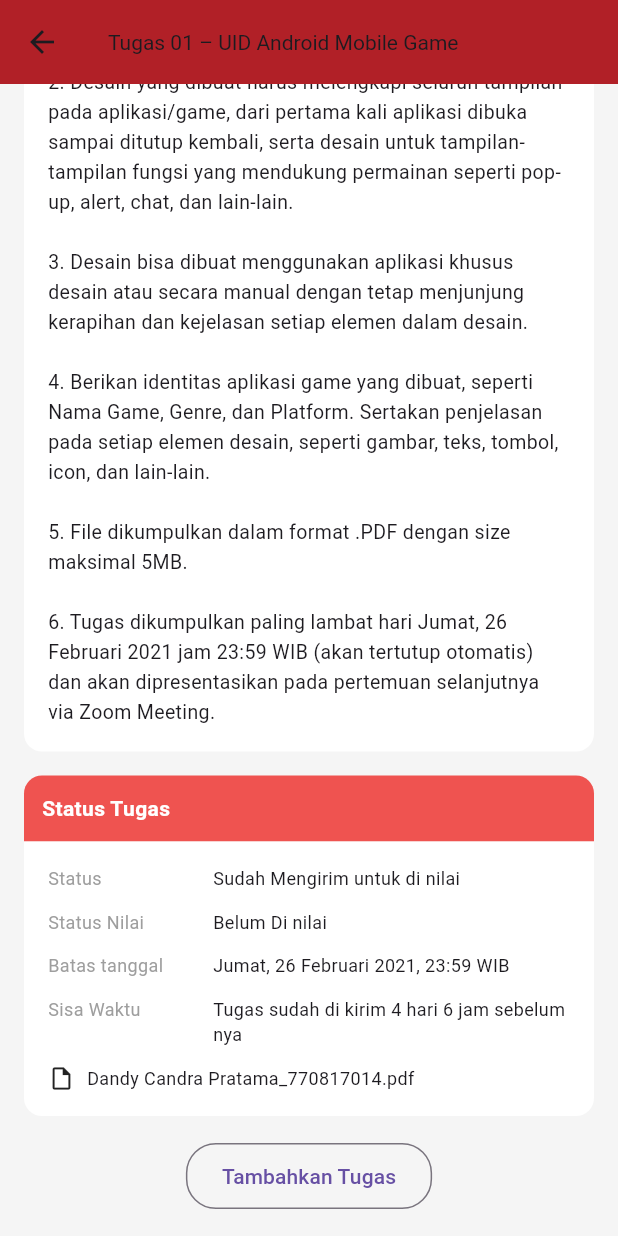
After one commit to anaksantri5928/celoe_lms_app, a Flutter app: the TugasDetailPage screen opened directly, scrolled down 143 dp, after a tap on "Tambahkan Tugas", on a phone screen of 412 x 824 dp. The commit adds this screen. Run offline on Flutter 3.47's test engine with Material 3 defaults, Android fonts, the phone set to English and light mode, and no system bars.

Commit message:
feat(ui): add navigation to task detail page

```diff
--- a/lib/pages/materi_konsep_uid_page.dart
+++ b/lib/pages/materi_konsep_uid_page.dart
@@ -1,4 +1,5 @@
 import 'package:flutter/material.dart';
+import 'package:celoe_lms_app/pages/tugas_detail_page.dart';
 
 class MateriKonsepUIDPage extends StatefulWidget {
   const MateriKonsepUIDPage({super.key});
@@ -52,10 +53,7 @@ class _MateriKonsepUIDPageState extends State<MateriKonsepUIDPage> {
       child: const Column(
         crossAxisAlignment: CrossAxisAlignment.start,
         children: [
-          Text(
-            'Deskripsi',
-            style: TextStyle(fontWeight: FontWeight.bold),
-          ),
+          Text('Deskripsi', style: TextStyle(fontWeight: FontWeight.bold)),
           SizedBox(height: 8),
           Text(
             'Konsep dasar User Interface Design akan dipelajari bagaimana '
@@ -113,7 +111,7 @@ class _MateriKonsepUIDPageState extends State<MateriKonsepUIDPage> {
   Widget _tugasDanKuisTab() {
     return ListView(
       padding: const EdgeInsets.all(16),
-      children: const [
+      children: [
         _TugasKuisDetailCard(
           isQuiz: true,
           title: 'Quiz Review 01',
@@ -124,7 +122,14 @@ class _MateriKonsepUIDPageState extends State<MateriKonsepUIDPage> {
               'Kerjakan sebelum hari Jumat, 26 Februari 2021 jam 23:59 WIB.',
           done: true,
         ),
-        _TugasKuisDetailCard(
+        GestureDetector(
+          onTap: () {
+            Navigator.push(
+              context,
+              MaterialPageRoute(builder: (context) => const TugasDetailPage()),
+            );
+          },
+          child: _TugasKuisDetailCard(
             isQuiz: false,
             title: 'Tugas 01 – UID Android Mobile Game',
             description:
@@ -135,6 +140,7 @@ class _MateriKonsepUIDPageState extends State<MateriKonsepUIDPage> {
                 'pada aplikasi/game, dari pertama kali aplikasi dijalankan '
                 'hingga proses utama permainan.',
             done: false,
+          ),
         ),
       ],
     );
@@ -166,12 +172,7 @@ class _TabButton extends StatelessWidget {
             ),
           ),
           const SizedBox(height: 4),
-          if (active)
-            Container(
-              width: 36,
-              height: 2,
-              color: Colors.black,
-            ),
+          if (active) Container(width: 36, height: 2, color: Colors.black),
         ],
       ),
     );
@@ -228,15 +229,11 @@ class _TugasKuisDetailCard extends StatelessWidget {
                       Expanded(
                         child: Text(
                           title,
-                          style: const TextStyle(
-                            fontWeight: FontWeight.bold,
-                          ),
+                          style: const TextStyle(fontWeight: FontWeight.bold),
                         ),
                       ),
                       Icon(
-                        done
-                            ? Icons.check_circle
-                            : Icons.check_circle_outline,
+                        done ? Icons.check_circle : Icons.check_circle_outline,
                         color: done ? Colors.green : Colors.grey,
                       ),
                     ],
@@ -247,10 +244,7 @@ class _TugasKuisDetailCard extends StatelessWidget {
                   /// DESCRIPTION
                   Text(
                     description,
-                    style: const TextStyle(
-                      fontSize: 12,
-                      height: 1.4,
-                    ),
+                    style: const TextStyle(fontSize: 12, height: 1.4),
                   ),
                 ],
               ),
--- /dev/null
+++ b/lib/pages/tugas_detail_page.dart
@@ -0,0 +1,209 @@
+import 'package:flutter/material.dart';
+
+class TugasDetailPage extends StatelessWidget {
+  const TugasDetailPage({super.key});
+
+  static const primaryRed = Color(0xFFB71C1C);
+
+  @override
+  Widget build(BuildContext context) {
+    return Scaffold(
+      backgroundColor: Colors.grey.shade100,
+
+      /// APP BAR
+      appBar: AppBar(
+        backgroundColor: primaryRed,
+        elevation: 0,
+        leading: IconButton(
+          icon: const Icon(Icons.arrow_back),
+          onPressed: () => Navigator.pop(context),
+        ),
+        title: const Text(
+          'Tugas 01 – UID Android Mobile Game',
+          style: TextStyle(fontSize: 14),
+        ),
+      ),
+
+      body: ListView(
+        padding: const EdgeInsets.all(16),
+        children: [
+          _taskDescription(),
+          const SizedBox(height: 16),
+          _statusCard(),
+          const SizedBox(height: 16),
+          _submitButton(),
+        ],
+      ),
+    );
+  }
+
+  // ================= DESKRIPSI TUGAS =================
+  Widget _taskDescription() {
+    return Container(
+      padding: const EdgeInsets.all(16),
+      decoration: _cardDecoration(),
+      child: const Text(
+        '1. Buatlah desain tampilan (antarmuka) pada aplikasi mobile game FPS '
+        '(First Person Shooter) yang akan menjadi tugas pada mata kuliah '
+        'Pemrograman Aplikasi Permainan.\n\n'
+        '2. Desain yang dibuat harus melengkapi seluruh tampilan pada '
+        'aplikasi/game, dari pertama kali aplikasi dibuka sampai ditutup '
+        'kembali, serta desain untuk tampilan-tampilan fungsi yang mendukung '
+        'permainan seperti pop-up, alert, chat, dan lain-lain.\n\n'
+        '3. Desain bisa dibuat menggunakan aplikasi khusus desain atau secara '
+        'manual dengan tetap menjunjung kerapihan dan kejelasan setiap elemen '
+        'dalam desain.\n\n'
+        '4. Berikan identitas aplikasi game yang dibuat, seperti Nama Game, '
+        'Genre, dan Platform. Sertakan penjelasan pada setiap elemen desain, '
+        'seperti gambar, teks, tombol, icon, dan lain-lain.\n\n'
+        '5. File dikumpulkan dalam format .PDF dengan size maksimal 5MB.\n\n'
+        '6. Tugas dikumpulkan paling lambat hari Jumat, 26 Februari 2021 jam '
+        '23:59 WIB (akan tertutup otomatis) dan akan dipresentasikan pada '
+        'pertemuan selanjutnya via Zoom Meeting.',
+        style: TextStyle(fontSize: 13, height: 1.5),
+      ),
+    );
+  }
+
+  // ================= STATUS CARD =================
+  Widget _statusCard() {
+    return Column(
+      crossAxisAlignment: CrossAxisAlignment.start,
+      children: [
+        Container(
+          width: double.infinity,
+          padding: const EdgeInsets.all(12),
+          decoration: BoxDecoration(
+            color: Colors.red.shade400,
+            borderRadius: const BorderRadius.vertical(
+              top: Radius.circular(12),
+            ),
+          ),
+          child: const Text(
+            'Status Tugas',
+            style: TextStyle(
+              color: Colors.white,
+              fontWeight: FontWeight.bold,
+            ),
+          ),
+        ),
+        Container(
+          padding: const EdgeInsets.all(16),
+          decoration: BoxDecoration(
+            color: Colors.white,
+            borderRadius: const BorderRadius.vertical(
+              bottom: Radius.circular(12),
+            ),
+          ),
+          child: Column(
+            children: const [
+              _StatusRow(
+                label: 'Status',
+                value: 'Sudah Mengirim untuk di nilai',
+              ),
+              _StatusRow(
+                label: 'Status Nilai',
+                value: 'Belum Di nilai',
+              ),
+              _StatusRow(
+                label: 'Batas tanggal',
+                value: 'Jumat, 26 Februari 2021, 23:59 WIB',
+              ),
+              _StatusRow(
+                label: 'Sisa Waktu',
+                value: 'Tugas sudah di kirim 4 hari 6 jam sebelum nya',
+              ),
+              _FileRow(
+                filename: 'Dandy Candra Pratama_770817014.pdf',
+              ),
+            ],
+          ),
+        ),
+      ],
+    );
+  }
+
+  // ================= SUBMIT BUTTON =================
+  Widget _submitButton() {
+    return Center(
+      child: OutlinedButton(
+        onPressed: () {},
+        style: OutlinedButton.styleFrom(
+          padding: const EdgeInsets.symmetric(horizontal: 24, vertical: 12),
+          shape: RoundedRectangleBorder(
+            borderRadius: BorderRadius.circular(20),
+          ),
+        ),
+        child: const Text('Tambahkan Tugas'),
+      ),
+    );
+  }
+
+  BoxDecoration _cardDecoration() {
+    return BoxDecoration(
+      color: Colors.white,
+      borderRadius: BorderRadius.circular(12),
+    );
+  }
+}
+
+/// ================= STATUS ROW =================
+class _StatusRow extends StatelessWidget {
+  final String label;
+  final String value;
+
+  const _StatusRow({
+    required this.label,
+    required this.value,
+  });
+
+  @override
+  Widget build(BuildContext context) {
+    return Padding(
+      padding: const EdgeInsets.only(bottom: 12),
+      child: Row(
+        crossAxisAlignment: CrossAxisAlignment.start,
+        children: [
+          SizedBox(
+            width: 110,
+            child: Text(
+              label,
+              style: const TextStyle(color: Colors.grey, fontSize: 12),
+            ),
+          ),
+          Expanded(
+            child: Text(
+              value,
+              style: const TextStyle(fontSize: 12),
+            ),
+          ),
+        ],
+      ),
+    );
+  }
+}
+
+/// ================= FILE ROW =================
+class _FileRow extends StatelessWidget {
+  final String filename;
+
+  const _FileRow({
+    required this.filename,
+  });
+
+  @override
+  Widget build(BuildContext context) {
+    return Row(
+      children: [
+        const Icon(Icons.insert_drive_file_outlined, size: 18),
+        const SizedBox(width: 8),
+        Expanded(
+          child: Text(
+            filename,
+            style: const TextStyle(fontSize: 12),
+          ),
+        ),
+      ],
+    );
+  }
+}
```
Lines whose indentation alone changed are shown as unchanged.
